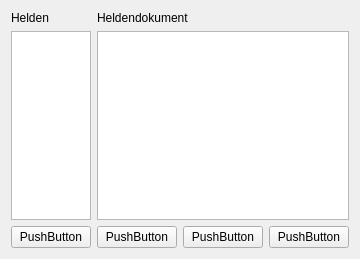
The window that Fuk/mainform.ui (FireballGfx/FUK) describes before a commit, drawn with Qt 5.
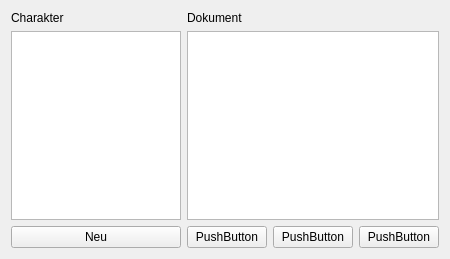
The same window after the commit.

Diff of the .ui file:
```diff
--- a/Fuk/mainform.ui
+++ b/Fuk/mainform.ui
@@ -6,7 +6,7 @@
    <rect>
     <x>0</x>
     <y>0</y>
-    <width>354</width>
+    <width>450</width>
     <height>259</height>
    </rect>
   </property>
@@ -19,7 +19,7 @@
      <item>
       <widget class="QLabel" name="label_2">
        <property name="text">
-        <string>Helden</string>
+        <string>Charakter</string>
        </property>
       </widget>
      </item>
@@ -29,7 +29,7 @@
      <item>
       <widget class="QPushButton" name="pushButton">
        <property name="text">
-        <string>PushButton</string>
+        <string>Neu</string>
        </property>
       </widget>
      </item>
@@ -94,7 +94,7 @@
      <item row="0" column="0">
       <widget class="QLabel" name="label">
        <property name="text">
-        <string>Heldendokument</string>
+        <string>Dokument</string>
        </property>
       </widget>
      </item>
```
Left out of the diff: 2 changed lines with no effect on the pictures.
